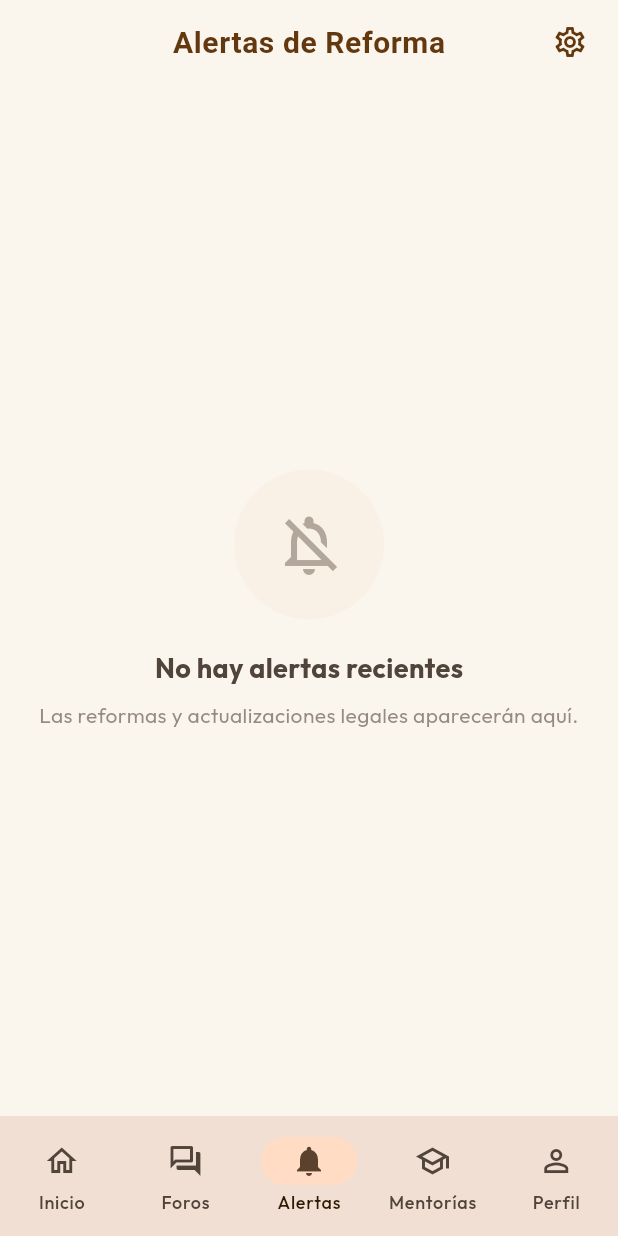
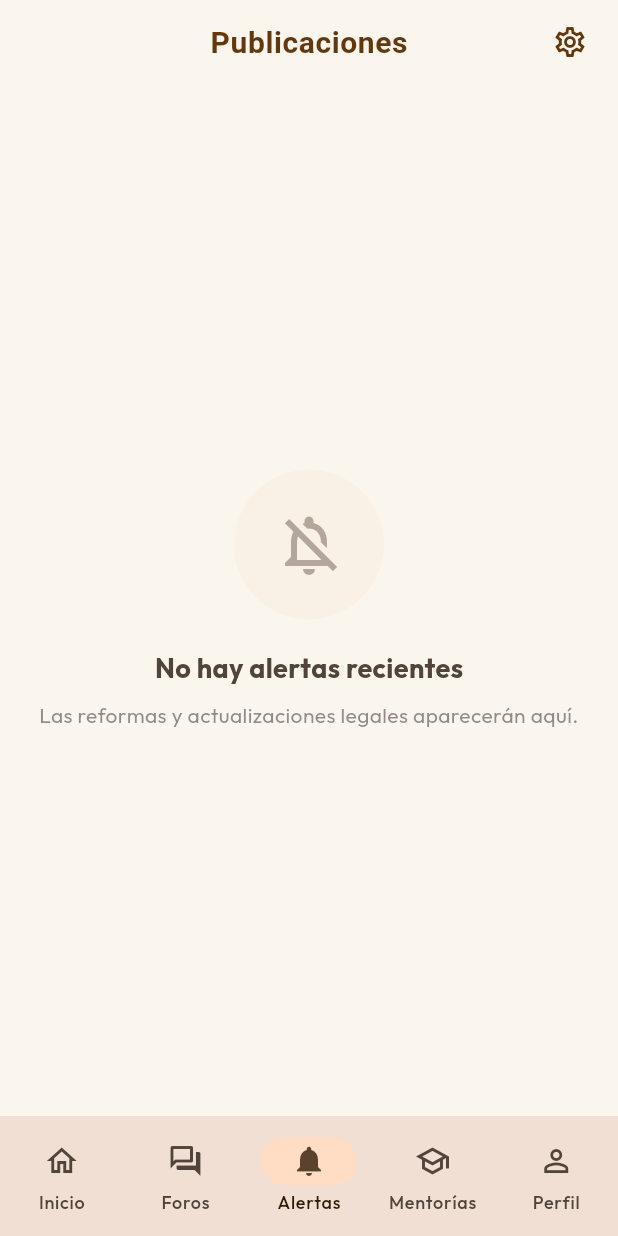
Before and after one commit to KIFUEL/Iuszac, a Flutter app: the AlertsView screen opened by its route, on a phone screen of 412 x 824 dp. Run offline on Flutter 3.47's test engine with Material 3 defaults, Android fonts, the phone set to English and light mode, and no system bars; our stand-ins replace flutter_riverpod, go_router, google_fonts, supabase_flutter; missing offline and left inert: dart:js, flutter_quill; accounts and stored records are empty.

Commit message:
Feat: Support filtering publications by type in AlertsView from HomeView

```diff
--- a/lib/core/router.dart
+++ b/lib/core/router.dart
@@ -155,7 +155,10 @@ final routerProvider = Provider<GoRouter>((ref) {
           ),
           GoRoute(
             path: '/alerts',
-            builder: (context, state) => const AlertsView(),
+            builder: (context, state) {
+              final type = state.uri.queryParameters['type'];
+              return AlertsView(filterType: type);
+            },
             routes: [
               GoRoute(
                 path: 'detail/:id',
--- a/lib/views/alerts/alerts_view.dart
+++ b/lib/views/alerts/alerts_view.dart
@@ -7,7 +7,9 @@ import '../../models/publication.dart';
 import '../../widgets/common_widgets.dart';
 
 class AlertsView extends ConsumerWidget {
-  const AlertsView({super.key});
+  final String? filterType;
+
+  const AlertsView({super.key, this.filterType});
 
   /// Responsive horizontal padding – wider on tablets/desktop
   double _responsivePadding(BuildContext context) {
@@ -25,9 +27,9 @@ class AlertsView extends ConsumerWidget {
 
     return Scaffold(
       appBar: AppBar(
-        title: const Text(
-          'Alertas de Reforma',
-          style: TextStyle(fontWeight: FontWeight.bold),
+        title: Text(
+          _getTitle(),
+          style: const TextStyle(fontWeight: FontWeight.bold),
         ),
         actions: [
           IconButton(
@@ -41,7 +43,11 @@ class AlertsView extends ConsumerWidget {
       body: RefreshIndicator(
         onRefresh: () async => ref.invalidate(publicationsProvider),
         child: alertsAsync.when(
-          data: (alerts) {
+          data: (allAlerts) {
+            final alerts = filterType != null
+                ? allAlerts.where((a) => a.contentType == filterType).toList()
+                : allAlerts;
+
             if (alerts.isEmpty) {
               return Center(
                 child: Padding(
@@ -139,6 +145,21 @@ class AlertsView extends ConsumerWidget {
         ),
       ),
     );
+  }
+
+  String _getTitle() {
+    switch (filterType) {
+      case 'noticia':
+        return 'Noticias';
+      case 'evento':
+        return 'Eventos';
+      case 'convocatoria':
+        return 'Convocatorias';
+      case 'reforma':
+        return 'Reformas';
+      default:
+        return 'Publicaciones';
+    }
   }
 
   Widget _buildDateHeader(BuildContext context, String label) {
--- a/lib/views/home/home_view.dart
+++ b/lib/views/home/home_view.dart
@@ -246,7 +246,7 @@ class _HomeViewState extends ConsumerState<HomeView> {
                         if (news.isNotEmpty) ...[
                           Padding(
                             padding: EdgeInsets.symmetric(horizontal: hPad),
-                            child: _buildSectionHeader(context, 'Últimas Noticias', Icons.newspaper, () => context.go('/alerts')),
+                            child: _buildSectionHeader(context, 'Últimas Noticias', Icons.newspaper, () => context.go('/alerts?type=noticia')),
                           ),
                           const SizedBox(height: 8),
                           ...news.map((u) => Padding(
@@ -263,7 +263,7 @@ class _HomeViewState extends ConsumerState<HomeView> {
                         if (events.isNotEmpty) ...[
                           Padding(
                             padding: EdgeInsets.symmetric(horizontal: hPad),
-                            child: _buildSectionHeader(context, 'Próximos Eventos', Icons.event, () => context.go('/alerts')),
+                            child: _buildSectionHeader(context, 'Próximos Eventos', Icons.event, () => context.go('/alerts?type=evento')),
                           ),
                           const SizedBox(height: 8),
                           ...events.map((u) => Padding(
@@ -280,7 +280,7 @@ class _HomeViewState extends ConsumerState<HomeView> {
                         if (reforms.isNotEmpty) ...[
                           Padding(
                             padding: EdgeInsets.symmetric(horizontal: hPad),
-                            child: _buildSectionHeader(context, 'Últimas Reformas', Icons.gavel, () => context.go('/alerts')),
+                            child: _buildSectionHeader(context, 'Últimas Reformas', Icons.gavel, () => context.go('/alerts?type=reforma')),
                           ),
                           const SizedBox(height: 8),
                           ...reforms.map((u) => Padding(
```
